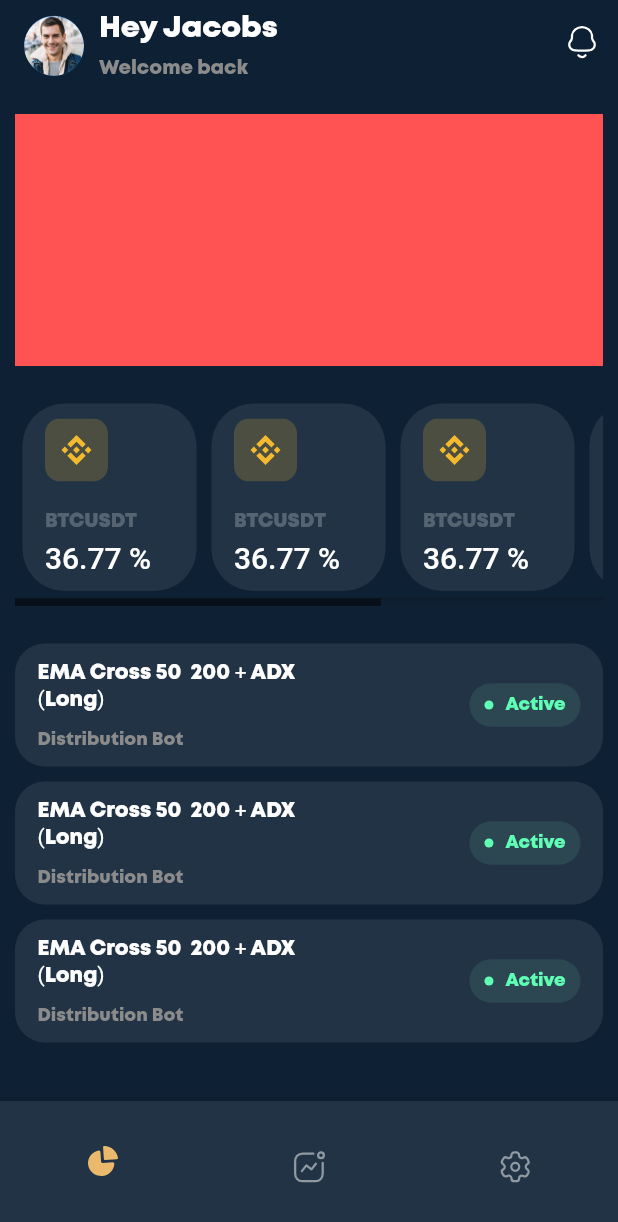
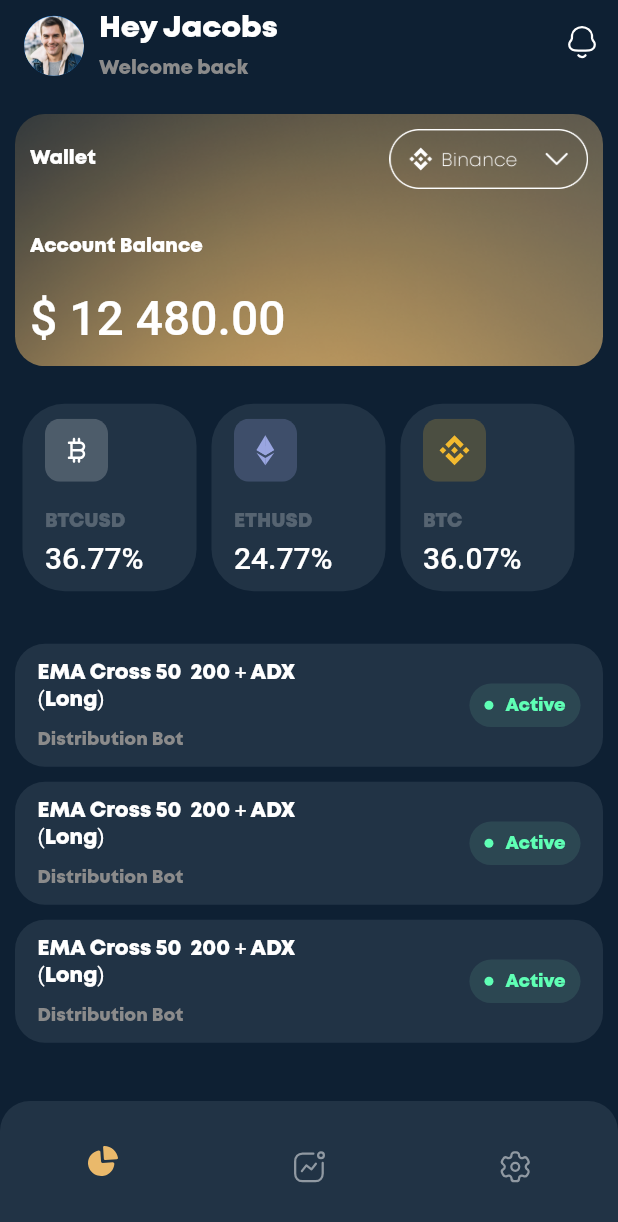
Before and after one commit to Kariaki/assessment, a Flutter app: the HomeScreen screen opened directly, on a phone screen of 412 x 824 dp. Shown: the top 1222 px of the screen. Run offline on Flutter 3.47's test engine with Material 2 defaults, Android fonts, the phone set to English and light mode, and no system bars; our stand-ins replace bloc, dio, equatable, flutter_bloc, flutter_svg; missing offline and left inert: dart:ffi; Roboto replaces fonts that are missing (e-Ukraine Head).

```diff
--- a/lib/data/remote/model/login_model.dart
+++ b/lib/data/remote/model/login_model.dart
@@ -1,10 +1,10 @@
 class LoginModel {
-  final String username;
+  final String email;
   final String password;
 
-  const LoginModel({required this.username, required this.password});
+  const LoginModel({required this.email, required this.password});
 
   Map<String, dynamic> toJson() {
-    return {'username': username, 'password': password};
+    return {'email': email, 'password': password};
   }
 }
--- a/lib/domain/entity/login_body.dart
+++ b/lib/domain/entity/login_body.dart
@@ -7,7 +7,7 @@ class LoginEntity{
   const LoginEntity({required this.username,required this.password});
 
   LoginModel toLoginModel(){
-    return LoginModel(username: username, password: password);
+    return LoginModel(email: username, password: password);
   }
 
 }
--- a/lib/domain/usecase/login_usecase.dart
+++ b/lib/domain/usecase/login_usecase.dart
@@ -2,6 +2,7 @@ import 'dart:ffi';
 
 import 'package:assessment/core/resources/data_state.dart';
 import 'package:assessment/core/usecase/usecase.dart';
+import 'package:assessment/data/remote/repository/api_auth_repository_impl.dart';
 import 'package:assessment/domain/entity/login_body.dart';
 import 'package:assessment/domain/entity/login_response.dart';
 import 'package:assessment/domain/repository/auth_repository.dart';
@@ -9,7 +10,7 @@ import 'package:dio/dio.dart';
 import '../../data/fake/repository/fake_auth_repository_impl.dart';
 
 class LoginUseCase implements UseCase<DataState<LoginResponseEntity>, LoginEntity> {
-  final AuthRepository _repository = FakeAuthRepositoryImpl();
+  final AuthRepository _repository = AuthRepositoryImplementation();
 
   @override
   Future<DataState<LoginResponseEntity>> call(LoginEntity params) {
--- a/lib/presentation/bloc/login_bloc.dart
+++ b/lib/presentation/bloc/login_bloc.dart
@@ -24,7 +24,7 @@ class LoginBloc extends Bloc<LoginEvent, LoginState> {
         yield LoginSuccess();
       } else if (result is DataFailed) {
         final errorResult = result as DataFailed;
-        yield LoginError(errorResult.toString());
+        yield LoginError(errorResult.error!);
       }
     }
   }
--- a/lib/presentation/components/base_components.dart
+++ b/lib/presentation/components/base_components.dart
@@ -3,6 +3,7 @@ import 'package:assessment/config/dimens.dart';
 import 'package:assessment/config/styles.dart';
 import 'package:assessment/presentation/components/bottom_navigation.dart';
 import 'package:assessment/presentation/components/card_components.dart';
+import 'package:assessment/presentation/model/crypto_list_model.dart';
 import 'package:flutter/cupertino.dart';
 import 'package:flutter/material.dart';
 import 'package:flutter_svg/flutter_svg.dart';
@@ -15,7 +16,7 @@ class AppComponents {
       Padding(padding: const EdgeInsets.only(
           left: Dimens.pagePadding, right: Dimens.pagePadding), child: child,);
 
-  static Widget cardComponent1() => HorizontalCardComponent();
+  static Widget cardComponent1({required CryptoListModel model}) => HorizontalCardComponent(model:model);
   static Widget cardComponent2() => ListItemComponent();
   static BottomNavigationBarItem bottomNavigationBarItem({required Icon icon}) {
     return BottomNavigationBarItem(
--- a/lib/presentation/components/bottom_navigation.dart
+++ b/lib/presentation/components/bottom_navigation.dart
@@ -18,7 +18,14 @@ class _MainBottomNavigationState extends State<MainBottomNavigation> {
   @override
   Widget build(BuildContext context) {
 
-    return BottomNavigationBar(
+    return SizedBox(
+      height: 90,
+      child: ClipRRect(
+        borderRadius: BorderRadius.only(
+          topLeft: Radius.circular(20.0),
+          topRight: Radius.circular(20.0),
+        ),
+        child: BottomNavigationBar(
           backgroundColor: AppColors.bottomNavColor,
           currentIndex: _currentIndex,
           iconSize: 30,
@@ -44,6 +51,8 @@ class _MainBottomNavigationState extends State<MainBottomNavigation> {
                 label: ''
             ),
           ],
+        ),
+      ),
     );
   }
 }
--- a/lib/presentation/components/card_components.dart
+++ b/lib/presentation/components/card_components.dart
@@ -1,4 +1,5 @@
 import 'package:assessment/config/colors.dart';
+import 'package:assessment/presentation/model/crypto_list_model.dart';
 import 'package:assessment/utils/extensions.dart';
 import 'package:flutter/cupertino.dart';
 import 'package:flutter/material.dart';
@@ -6,7 +7,8 @@ import 'package:flutter_svg/flutter_svg.dart';
 import '../../config/styles.dart' as R;
 
 class HorizontalCardComponent extends StatefulWidget {
-  const HorizontalCardComponent({Key? key}) : super(key: key);
+  final CryptoListModel model;
+  const HorizontalCardComponent({Key? key,required this.model}) : super(key: key);
 
   @override
   State<HorizontalCardComponent> createState() =>
@@ -31,10 +33,10 @@ class _HorizontalCardComponentState extends State<HorizontalCardComponent> {
        mainAxisAlignment: MainAxisAlignment.start,
        crossAxisAlignment: CrossAxisAlignment.start,
        children: [
-         SvgPicture.asset('assets/svgs/btc.svg'),
+         SvgPicture.asset(widget.model.image),
          18.spaceHeight(),
          Text(
-           'BTCUSDT',
+           widget.model.name,
            style: TextStyle(
              color: Colors.white24,
              fontSize: 13,
@@ -43,7 +45,7 @@ class _HorizontalCardComponentState extends State<HorizontalCardComponent> {
          ),
          const SizedBox(height: 4),
          Text(
-           '36.77 %',
+           widget.model.percent,
            style: TextStyle(
              color: Colors.white,
              fontSize: 20,
--- /dev/null
+++ b/lib/presentation/model/crypto_list_model.dart
@@ -0,0 +1,7 @@
+class CryptoListModel{
+  final String name;
+  final String percent;
+  final String image;
+
+  const CryptoListModel({required this.name,required this.percent,required this.image});
+}
--- a/lib/presentation/screens/home_screen.dart
+++ b/lib/presentation/screens/home_screen.dart
@@ -2,6 +2,9 @@ import 'package:assessment/config/colors.dart';
 import 'package:assessment/presentation/components/base_components.dart';
 import 'package:assessment/utils/extensions.dart';
 import 'package:flutter/material.dart';
+import 'package:flutter_svg/flutter_svg.dart';
+
+import '../model/crypto_list_model.dart';
 
 class HomeScreen extends StatefulWidget {
   const HomeScreen({Key? key}) : super(key: key);
@@ -19,8 +22,17 @@ class _HomeScreenState extends State<HomeScreen> {
     _scrollController = ScrollController();
     super.initState();
   }
+
   @override
   Widget build(BuildContext context) {
+    List<CryptoListModel> _horizontalListData = [
+      CryptoListModel(
+          name: 'BTCUSD', percent: '36.77%', image: 'assets/svgs/btcusd.svg'),
+      CryptoListModel(
+          name: 'ETHUSD', percent: '24.77%', image: 'assets/svgs/eth.svg'),
+      CryptoListModel(
+          name: 'BTC', percent: '36.07%', image: 'assets/svgs/btc.svg'),
+    ];
     return Scaffold(
       appBar: AppComponents.mainAppbar(),
       body: SingleChildScrollView(
@@ -31,9 +43,78 @@ class _HomeScreenState extends State<HomeScreen> {
           children: [
             20.spaceHeight(),
             Container(
-              height: 168,
               width: double.infinity,
-              color: Colors.redAccent,
+              height: 168.20,
+              decoration: ShapeDecoration(
+                image: const DecorationImage(
+                  image: AssetImage('assets/images/noise.png'),
+                  fit: BoxFit.none,
+                ),
+                shape: RoundedRectangleBorder(
+                  borderRadius: BorderRadius.circular(20),
+                ),
+              ),
+              child: Stack(
+                children: [
+                  Container(
+                    decoration: ShapeDecoration(
+                      image: const DecorationImage(
+                        image: AssetImage('assets/images/rectangle.png'),
+                        fit: BoxFit.none,
+                      ),
+                      shape: RoundedRectangleBorder(
+                        borderRadius: BorderRadius.circular(20),
+                      ),
+                    ),
+                    padding: const EdgeInsets.all(10),
+                    child: Column(
+                      crossAxisAlignment: CrossAxisAlignment.start,
+                      children: [
+                        Row(
+                          crossAxisAlignment: CrossAxisAlignment.center,
+                          mainAxisAlignment: MainAxisAlignment.spaceBetween,
+                          children: [
+                            Text(
+                              'Wallet',
+                              style: const TextStyle(
+                                color: Colors.white,
+                                fontSize: 13,
+                                fontFamily: 'Mont',
+                                fontWeight: FontWeight.w400,
+                              ),
+                            ),
+                            SizedBox(
+                              height: 40,
+                              child: Image.asset(
+                                  'assets/images/select_wallet.png'),
+                            )
+                          ],
+                        ),
+                        30.spaceHeight(),
+                        const Text(
+                          'Account Balance',
+                          style: TextStyle(
+                            color: Colors.white,
+                            fontSize: 13,
+                            fontFamily: 'Mont',
+                            fontWeight: FontWeight.w400,
+                          ),
+                        ),
+                        20.spaceHeight(),
+                        const Text(
+                          '\$ 12 480.00',
+                          style: TextStyle(
+                            color: Colors.white,
+                            fontSize: 32,
+                            fontFamily: 'e-Ukraine Head',
+                            fontWeight: FontWeight.w500,
+                          ),
+                        )
+                      ],
+                    ),
+                  )
+                ],
+              ),
             ),
             20.spaceHeight(),
             SizedBox(
@@ -42,23 +123,21 @@ class _HomeScreenState extends State<HomeScreen> {
                   thickness: 5,
                   controller: _scrollController,
                   trackVisibility: true,
-                isAlwaysShown:true,
-                child:  Padding(padding: EdgeInsets.only(bottom: 5),child: ListView(
-
+                  isAlwaysShown: true,
+                  child: Padding(
+                    padding: const EdgeInsets.only(bottom: 5),
+                    child: ListView(
                       shrinkWrap: true,
                       scrollDirection: Axis.horizontal,
-                  children: [
-                    AppComponents.cardComponent1(),
-                    AppComponents.cardComponent1(),
-                    AppComponents.cardComponent1(),
-                    AppComponents.cardComponent1(),
-                    AppComponents.cardComponent1(),
-                  ],
-                ),)
+                      children: _horizontalListData
+                          .map((e) => AppComponents.cardComponent1(model: e))
+                          .toList(),
                     ),
+                  )),
             ),
             20.spaceHeight(),
-            ListView(physics: const NeverScrollableScrollPhysics(),
+            ListView(
+              physics: const NeverScrollableScrollPhysics(),
               shrinkWrap: true,
               children: [
                 AppComponents.cardComponent2(),
@@ -70,9 +149,7 @@ class _HomeScreenState extends State<HomeScreen> {
         )),
       ),
       bottomNavigationBar:
-          AppComponents.mainBottomNavigation(onTap: (index) {
-
-          }),
+          AppComponents.mainBottomNavigation(onTap: (index) {}),
     );
   }
 }
--- a/pubspec.yaml
+++ b/pubspec.yaml
@@ -68,6 +68,9 @@ flutter:
     - assets/svgs/google.svg
     - assets/svgs/btc.svg
     - assets/svgs/eth.svg
+    - assets/images/rectangle.png
+    - assets/images/select_wallet.png
+    - assets/images/noise.png
     - assets/svgs/btcusd.svg
     - assets/svgs/eyeOff.svg
     - assets/svgs/notification.svg
```
Also changed, not shown: lib/data/remote/repository/api_auth_repository_impl.dart (+10 -5 lines), lib/data/remote/service/api_service.dart (added, +28 -0 lines), lib/presentation/screens/login_screen.dart (+9 -3 lines), assets/images/noise.png (added), assets/images/rectangle.png (added), assets/images/select_wallet.png (added), assets/svgs/rectangle.svg (added). Lines whose indentation alone changed are shown as unchanged.
